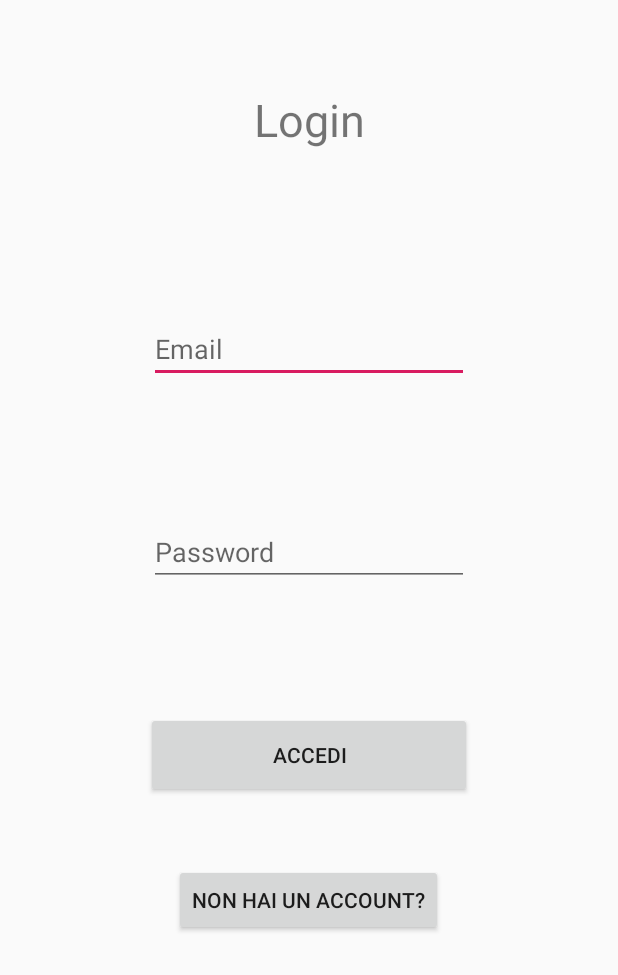
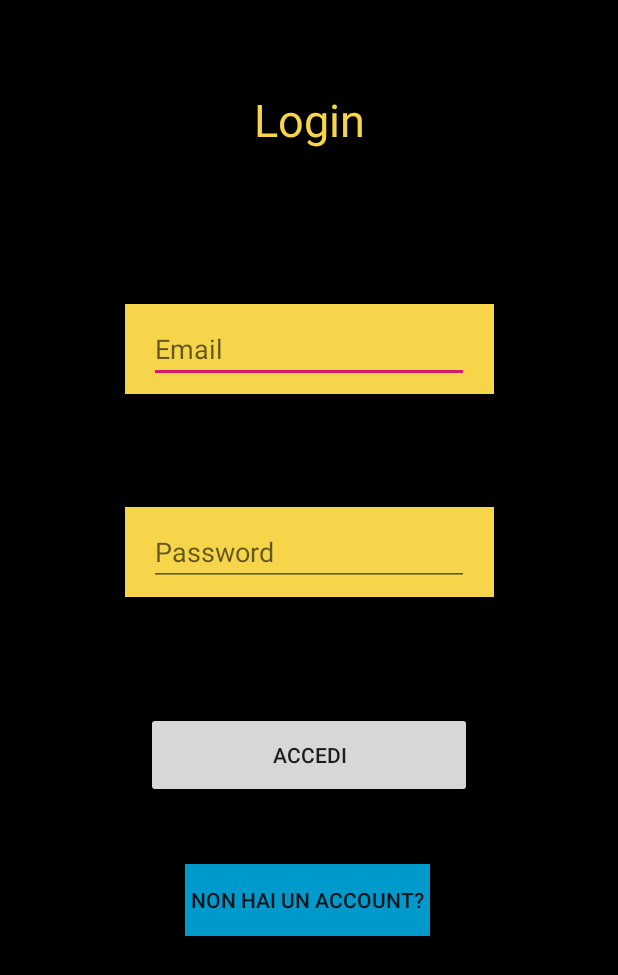
Before and after one commit to ValerioLy/GinzoApp, an Android app: the screen it shows after launch (LoginActivity), on a phone screen of 412 x 824 dp. Shown: the top 975 px of the screen. Run offline under Robolectric (Android 15) with nearby library versions, the phone set to English and light mode, and no system bars; our stand-ins replace Firebase (no records; nobody signed in at launch, a user with empty details on screens opened directly).

Commit message:
Grafica login, register aggiornata

```diff
--- a/app/src/main/java/com/stockato/ginzo/RegisterActivity.java
+++ b/app/src/main/java/com/stockato/ginzo/RegisterActivity.java
@@ -33,6 +33,8 @@ public class RegisterActivity extends AppCompatActivity {
     protected void onCreate(Bundle savedInstanceState) {
         super.onCreate(savedInstanceState);
         setContentView(R.layout.activity_register);
+
+        getSupportActionBar().hide();
 
         emailTxt = findViewById(R.id.emailTxt);
         pswTxt = findViewById(R.id.pwsTxt);
--- a/app/src/main/res/layout/activity_login.xml
+++ b/app/src/main/res/layout/activity_login.xml
@@ -4,7 +4,22 @@
     xmlns:tools="http://schemas.android.com/tools"
     android:layout_width="match_parent"
     android:layout_height="match_parent"
+    android:background="@color/colorSplashBackground"
     tools:context=".LoginActivity">
+
+    <View
+        android:id="@+id/view4"
+        android:layout_width="246dp"
+        android:layout_height="60dp"
+        android:layout_marginStart="8dp"
+        android:layout_marginTop="8dp"
+        android:layout_marginEnd="8dp"
+        android:layout_marginBottom="8dp"
+        android:background="@color/colorYellow"
+        app:layout_constraintBottom_toTopOf="@+id/guideline31"
+        app:layout_constraintEnd_toEndOf="parent"
+        app:layout_constraintStart_toStartOf="parent"
+        app:layout_constraintTop_toTopOf="@+id/guideline30" />
 
     <EditText
         android:id="@+id/emailLogin"
@@ -21,6 +36,20 @@
         app:layout_constraintEnd_toEndOf="parent"
         app:layout_constraintStart_toStartOf="parent"
         app:layout_constraintTop_toTopOf="@+id/guideline30" />
+
+    <View
+        android:id="@+id/view3"
+        android:layout_width="246dp"
+        android:layout_height="60dp"
+        android:layout_marginStart="8dp"
+        android:layout_marginTop="8dp"
+        android:layout_marginEnd="8dp"
+        android:layout_marginBottom="8dp"
+        android:background="@color/colorYellow"
+        app:layout_constraintBottom_toTopOf="@+id/guideline32"
+        app:layout_constraintEnd_toEndOf="parent"
+        app:layout_constraintStart_toStartOf="parent"
+        app:layout_constraintTop_toTopOf="@+id/guideline31" />
 
     <EditText
         android:id="@+id/pswLogin"
@@ -90,6 +119,7 @@
         android:layout_marginBottom="8dp"
         android:text="Login"
         android:textAlignment="center"
+        android:textColor="@color/colorYellow"
         android:textSize="30sp"
         app:layout_constraintBottom_toTopOf="@+id/guideline30"
         app:layout_constraintEnd_toEndOf="parent"
@@ -98,11 +128,12 @@
 
     <Button
         android:id="@+id/register"
-        android:layout_width="wrap_content"
+        android:layout_width="163dp"
         android:layout_height="wrap_content"
         android:layout_marginStart="8dp"
         android:layout_marginTop="8dp"
         android:layout_marginEnd="8dp"
+        android:background="@android:color/holo_blue_dark"
         android:text="Non hai un account?"
         app:layout_constraintEnd_toEndOf="parent"
         app:layout_constraintHorizontal_bias="0.497"
```
Also changed, not shown: app/src/main/res/layout/activity_register.xml (+31 -1 lines).
